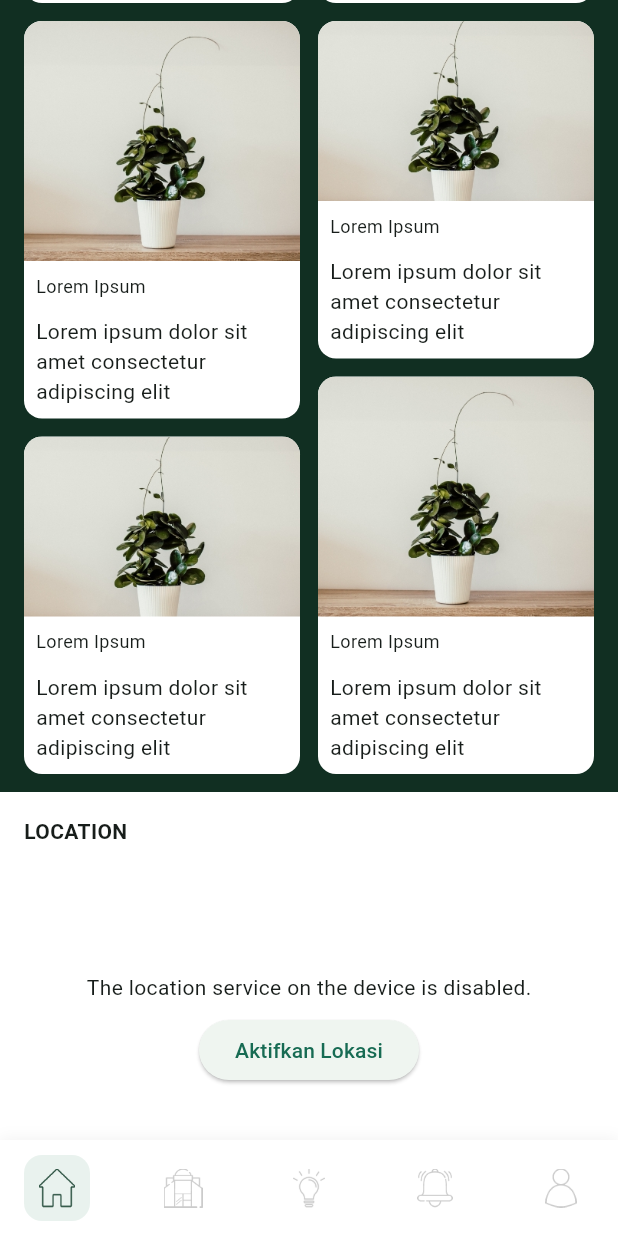
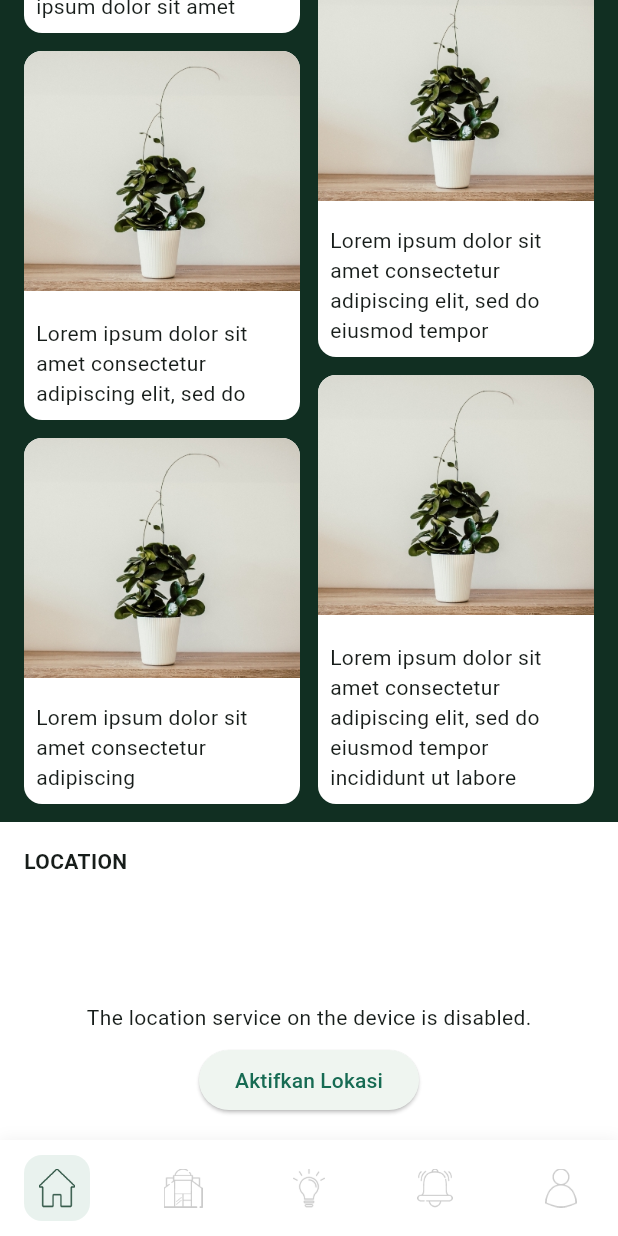
Before and after one commit to kikimaxs/shop_plants, a Flutter app: the screen it shows after launch, scrolled down 1728 dp, after a tap on "Aktifkan Lokasi", on a phone screen of 412 x 824 dp. Run offline on Flutter 3.47's test engine with Material 3 defaults, Android fonts, the phone set to English and light mode, and no system bars; our stand-ins replace flutter_map, geolocator, latlong2.

Commit message:
trending

```diff
--- /dev/null
+++ b/lib/assets/data/trending.json
@@ -0,0 +1,50 @@
+[
+  {
+    "title": "Lorem Ipsum",
+    "description": "Lorem ipsum dolor sit amet consectetur adipiscing elit",
+    "price": "RM 12.00",
+    "imagePath": "lib/assets/images/Image.jpg"
+  },
+  {
+    "title": "Lorem Ipsum",
+    "description": "Lorem ipsum dolor sit amet",
+    "price": "RM 10.00",
+    "imagePath": "lib/assets/images/Image.jpg"
+  },
+  {
+    "title": "Lorem Ipsum",
+    "description": "Lorem ipsum dolor sit amet consectetur adipiscing elit, Lorem ipsum dolor sit amet",
+    "price": "RM 10.00",
+    "imagePath": "lib/assets/images/Image.jpg"
+  },
+  {
+    "title": "Lorem Ipsum",
+    "description": "Lorem ipsum dolor sit amet consectetur",
+    "price": "RM 10.00",
+    "imagePath": "lib/assets/images/Image.jpg"
+  },
+  {
+    "title": "Lorem Ipsum",
+    "description": "Lorem ipsum dolor sit amet consectetur adipiscing elit, sed do",
+    "price": "RM 10.00",
+    "imagePath": "lib/assets/images/Image.jpg"
+  },
+  {
+    "title": "Lorem Ipsum",
+    "description": "Lorem ipsum dolor sit amet consectetur adipiscing elit, sed do eiusmod tempor",
+    "price": "RM 10.00",
+    "imagePath": "lib/assets/images/Image.jpg"
+  },
+  {
+    "title": "Lorem Ipsum",
+    "description": "Lorem ipsum dolor sit amet consectetur adipiscing",
+    "price": "RM 10.00",
+    "imagePath": "lib/assets/images/Image.jpg"
+  },
+  {
+    "title": "Lorem Ipsum",
+    "description": "Lorem ipsum dolor sit amet consectetur adipiscing elit, sed do eiusmod tempor incididunt ut labore",
+    "price": "RM 10.00",
+    "imagePath": "lib/assets/images/Image.jpg"
+  }
+]
--- a/lib/src/modules/components/cards/trending_card.dart
+++ b/lib/src/modules/components/cards/trending_card.dart
@@ -1,5 +1,7 @@
 import 'package:flutter/material.dart';
 import '../../home/screens/home_screen.dart' show Item;
+import 'dart:convert';
+import 'package:flutter/services.dart';
 
 class TrendingCard extends StatelessWidget {
   final Item item;
@@ -8,7 +10,8 @@ class TrendingCard extends StatelessWidget {
 
   @override
   Widget build(BuildContext context) {
-    final double imageHeight = tall ? 160 : 120;
+    final double imageHeight = 160;
+    final double cardHeight = tall ? 10 : 8;
     return Container(
       decoration: BoxDecoration(
         color: Colors.white,
@@ -30,12 +33,7 @@ class TrendingCard extends StatelessWidget {
               alignment: Alignment.center,
             ),
           ),
-          const SizedBox(height: 8),
-          const Padding(
-            padding: EdgeInsets.symmetric(horizontal: 8),
-            child: Text('Lorem Ipsum', style: TextStyle(fontSize: 12)),
-          ),
-          const SizedBox(height: 4),
+          SizedBox(height: cardHeight),
           Padding(
             padding: const EdgeInsets.symmetric(horizontal: 8, vertical: 8),
             child: Text(item.description),
@@ -45,3 +43,21 @@ class TrendingCard extends StatelessWidget {
     );
   }
 }
+
+class TrendingData {
+  static Future<List<Item>> load() async {
+    final String data = await rootBundle.loadString(
+      'lib/assets/data/trending.json',
+    );
+    final List<dynamic> list = json.decode(data);
+    return list.map((e) {
+      final m = e as Map<String, dynamic>;
+      return Item(
+        title: m['title'] ?? '',
+        description: m['description'] ?? '',
+        price: m['price'] ?? '',
+        imagePath: m['imagePath'] ?? '',
+      );
+    }).toList();
+  }
+}
--- a/lib/src/modules/home/screens/home_screen.dart
+++ b/lib/src/modules/home/screens/home_screen.dart
@@ -15,6 +15,14 @@ class Item {
     required this.price,
     required this.imagePath,
   });
+  factory Item.fromJson(Map<String, dynamic> json) {
+    return Item(
+      title: json['title'] ?? '',
+      description: json['description'] ?? '',
+      price: json['price'] ?? '',
+      imagePath: json['imagePath'] ?? '',
+    );
+  }
 }
 
 class HomeScreen extends StatefulWidget {
@@ -37,15 +45,7 @@ class _HomeScreenState extends State<HomeScreen> {
       imagePath: 'lib/assets/images/Image.jpg',
     ),
   );
-  final List<Item> _trending = List.generate(
-    8,
-    (i) => Item(
-      title: 'Lorem Ipsum',
-      description: 'Lorem ipsum dolor sit amet consectetur adipiscing elit',
-      price: 'RM 10.00',
-      imagePath: 'lib/assets/images/Image.jpg',
-    ),
-  );
+  List<Item> _trending = [];
 
   @override
   Widget build(BuildContext context) {
@@ -72,6 +72,7 @@ class _HomeScreenState extends State<HomeScreen> {
   void initState() {
     super.initState();
     _initLocation();
+    _loadTrending();
   }
 
   Future<void> _initLocation() async {
@@ -107,6 +108,15 @@ class _HomeScreenState extends State<HomeScreen> {
         _locLoading = false;
       });
     }
+  }
+
+  Future<void> _loadTrending() async {
+    try {
+      final items = await TrendingData.load();
+      setState(() {
+        _trending = items;
+      });
+    } catch (_) {}
   }
 
   Widget _buildHeader() {
--- a/pubspec.yaml
+++ b/pubspec.yaml
@@ -60,6 +60,7 @@ flutter:
   uses-material-design: true
   assets:
     - lib/assets/images/
+    - lib/assets/data/trending.json
 
   # An image asset can refer to one or more resolution-specific "variants", see
   # https://flutter.dev/to/resolution-aware-images
```
